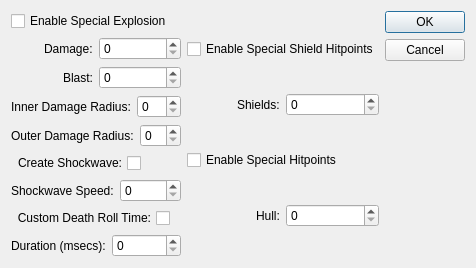
scp-fs2open/fs2open.github.com, file qtfred/ui/ShipSpecialStatsDialog.ui: the form before one commit.
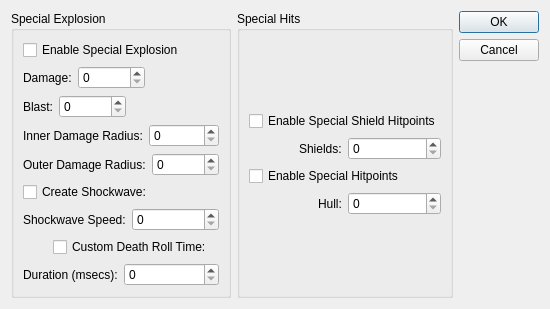
The form after the commit.

The edit to the form file:
```diff
--- a/qtfred/ui/ShipSpecialStatsDialog.ui
+++ b/qtfred/ui/ShipSpecialStatsDialog.ui
@@ -6,8 +6,8 @@
    <rect>
     <x>0</x>
     <y>0</y>
-    <width>430</width>
-    <height>256</height>
+    <width>518</width>
+    <height>287</height>
    </rect>
   </property>
   <property name="windowTitle">
@@ -15,6 +15,12 @@
   </property>
   <layout class="QHBoxLayout" name="horizontalLayout">
    <item>
+    <widget class="QGroupBox" name="expGroupBox">
+     <property name="title">
+      <string>Special Explosion</string>
+     </property>
+     <layout class="QVBoxLayout" name="verticalLayout">
+      <item>
     <layout class="QVBoxLayout" name="explosionLayout">
      <item>
       <widget class="QCheckBox" name="explodeCheckBox">
@@ -33,7 +39,24 @@
         </widget>
        </item>
        <item>
-        <widget class="QSpinBox" name="damageSpinBox"/>
+           <widget class="QSpinBox" name="damageSpinBox">
+            <property name="maximum">
+             <number>2147483647</number>
+            </property>
+           </widget>
+          </item>
+          <item>
+           <spacer name="damageSpacer">
+            <property name="orientation">
+             <enum>Qt::Horizontal</enum>
+            </property>
+            <property name="sizeHint" stdset="0">
+             <size>
+              <width>40</width>
+              <height>20</height>
+             </size>
+            </property>
+           </spacer>
        </item>
       </layout>
      </item>
@@ -47,7 +70,24 @@
         </widget>
        </item>
        <item>
-        <widget class="QSpinBox" name="blastSpinBox"/>
+           <widget class="QSpinBox" name="blastSpinBox">
+            <property name="maximum">
+             <number>2147483647</number>
+            </property>
+           </widget>
+          </item>
+          <item>
+           <spacer name="blastSpacer">
+            <property name="orientation">
+             <enum>Qt::Horizontal</enum>
+            </property>
+            <property name="sizeHint" stdset="0">
+             <size>
+              <width>40</width>
+              <height>20</height>
+             </size>
+            </property>
+           </spacer>
        </item>
       </layout>
      </item>
@@ -61,7 +101,11 @@
         </widget>
        </item>
        <item>
-        <widget class="QSpinBox" name="iRadiusSpinBox"/>
+           <widget class="QSpinBox" name="iRadiusSpinBox">
+            <property name="maximum">
+             <number>2147483647</number>
+            </property>
+           </widget>
        </item>
       </layout>
      </item>
@@ -75,7 +119,11 @@
         </widget>
        </item>
        <item>
-        <widget class="QSpinBox" name="oRadiusSpinBox"/>
+           <widget class="QSpinBox" name="oRadiusSpinBox">
+            <property name="maximum">
+             <number>2147483647</number>
+            </property>
+           </widget>
        </item>
       </layout>
      </item>
@@ -84,7 +132,7 @@
        <item alignment="Qt::AlignLeft">
         <widget class="QCheckBox" name="createShockwaveCheckBox">
          <property name="layoutDirection">
-          <enum>Qt::RightToLeft</enum>
+             <enum>Qt::LeftToRight</enum>
          </property>
          <property name="text">
           <string>Create Shockwave:</string>
@@ -96,15 +144,6 @@
          <property name="orientation">
           <enum>Qt::Horizontal</enum>
          </property>
-         <property name="sizeType">
-          <enum>QSizePolicy::Preferred</enum>
-         </property>
-         <property name="sizeHint" stdset="0">
-          <size>
-           <width>40</width>
-           <height>20</height>
-          </size>
-         </property>
         </spacer>
        </item>
       </layout>
@@ -119,7 +158,11 @@
         </widget>
        </item>
        <item>
-        <widget class="QSpinBox" name="shockwaveSpeedSpinBox"/>
+           <widget class="QSpinBox" name="shockwaveSpeedSpinBox">
+            <property name="maximum">
+             <number>2147483647</number>
+            </property>
+           </widget>
        </item>
       </layout>
      </item>
@@ -128,7 +171,7 @@
        <item alignment="Qt::AlignRight">
         <widget class="QCheckBox" name="deathRollCheckBox">
          <property name="layoutDirection">
-          <enum>Qt::RightToLeft</enum>
+             <enum>Qt::LeftToRight</enum>
          </property>
          <property name="text">
           <string>Custom Death Roll Time:</string>
@@ -140,15 +183,6 @@
          <property name="orientation">
           <enum>Qt::Horizontal</enum>
          </property>
-         <property name="sizeType">
-          <enum>QSizePolicy::Preferred</enum>
-         </property>
-         <property name="sizeHint" stdset="0">
-          <size>
-           <width>40</width>
-           <height>20</height>
-          </size>
-         </property>
         </spacer>
        </item>
       </layout>
@@ -163,12 +197,25 @@
         </widget>
        </item>
        <item>
-        <widget class="QSpinBox" name="rollTimeSpinBox"/>
+           <widget class="QSpinBox" name="rollTimeSpinBox">
+            <property name="maximum">
+             <number>2147483647</number>
+            </property>
+           </widget>
        </item>
       </layout>
      </item>
     </layout>
    </item>
+     </layout>
+    </widget>
+   </item>
+   <item>
+    <widget class="QGroupBox" name="hitsGroupbox">
+     <property name="title">
+      <string>Special Hits</string>
+     </property>
+     <layout class="QVBoxLayout" name="verticalLayout_2">
    <item>
     <layout class="QVBoxLayout" name="hitsLayout">
      <item>
@@ -188,7 +235,11 @@
         </widget>
        </item>
        <item>
-        <widget class="QSpinBox" name="shieldSpinBox"/>
+           <widget class="QSpinBox" name="shieldSpinBox">
+            <property name="maximum">
+             <number>2147483647</number>
+            </property>
+           </widget>
        </item>
       </layout>
      </item>
@@ -209,11 +260,18 @@
         </widget>
        </item>
        <item>
-        <widget class="QSpinBox" name="hullSpinBox"/>
+           <widget class="QSpinBox" name="hullSpinBox">
+            <property name="maximum">
+             <number>2147483647</number>
+            </property>
+           </widget>
        </item>
       </layout>
      </item>
     </layout>
+      </item>
+     </layout>
+    </widget>
    </item>
    <item>
     <widget class="QDialogButtonBox" name="buttonBox">
```
Lines whose indentation alone changed are shown as unchanged.
